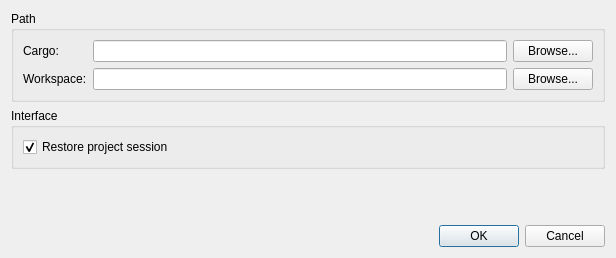
Old version of the form Source/UI/Options.ui in the repository krre/afterglow.
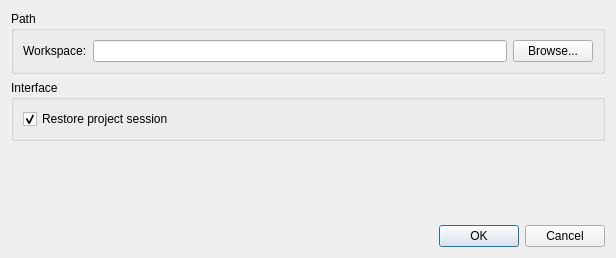
New version of the form.

Commit message: Remove settings for Cargo path

The edit to the form file:
```diff
--- a/Source/UI/Options.ui
+++ b/Source/UI/Options.ui
@@ -20,40 +20,23 @@
       <string>Path</string>
      </property>
      <layout class="QGridLayout" name="gridLayout">
-      <item row="1" column="2">
-       <widget class="QPushButton" name="pushButtonWorkspace">
-        <property name="text">
-         <string>Browse...</string>
-        </property>
-       </widget>
-      </item>
-      <item row="1" column="0">
-       <widget class="QLabel" name="label">
-        <property name="text">
-         <string>Workspace:</string>
-        </property>
-       </widget>
-      </item>
-      <item row="1" column="1">
+      <item row="0" column="1">
        <widget class="QLineEdit" name="lineEditWorkspace"/>
       </item>
       <item row="0" column="0">
-       <widget class="QLabel" name="label_2">
+       <widget class="QLabel" name="label">
         <property name="text">
-         <string>Cargo:</string>
+         <string>Workspace:</string>
         </property>
        </widget>
       </item>
       <item row="0" column="2">
-       <widget class="QPushButton" name="pushButtonCargo">
+       <widget class="QPushButton" name="pushButtonWorkspace">
         <property name="text">
          <string>Browse...</string>
         </property>
        </widget>
       </item>
-      <item row="0" column="1">
-       <widget class="QLineEdit" name="lineEditCargo"/>
-      </item>
      </layout>
     </widget>
    </item>
```
The commit also changes 3 other files.
